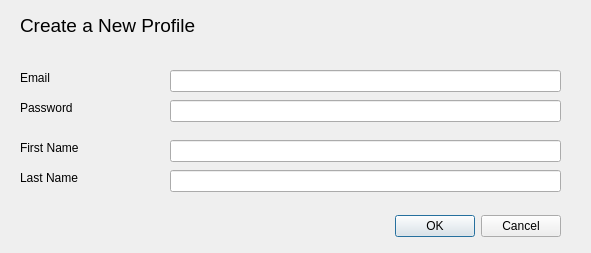
Before: the Qt Designer form Graphics/UI/newUser.ui in inexplicable01/saga, drawn with Qt 5.
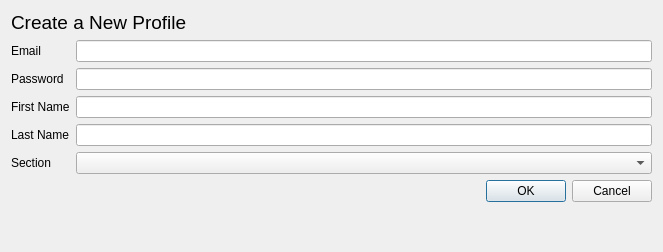
After: the same form once the commit is applied.

Commit message:
Refined code logic on section switch, redo the sign up process
provided reset aility on ContianerFile and HistoryListModels.   BOth still needs some work done.

What changed in the file:
```diff
--- a/Graphics/UI/newUser.ui
+++ b/Graphics/UI/newUser.ui
@@ -6,164 +6,110 @@
    <rect>
     <x>0</x>
     <y>0</y>
-    <width>591</width>
-    <height>253</height>
+    <width>663</width>
+    <height>252</height>
    </rect>
   </property>
   <property name="windowTitle">
    <string>File Information</string>
   </property>
-  <widget class="QDialogButtonBox" name="buttonBox">
-   <property name="geometry">
-    <rect>
-     <x>330</x>
-     <y>210</y>
-     <width>231</width>
-     <height>32</height>
-    </rect>
-   </property>
-   <property name="orientation">
-    <enum>Qt::Horizontal</enum>
-   </property>
-   <property name="standardButtons">
-    <set>QDialogButtonBox::Cancel|QDialogButtonBox::Ok</set>
-   </property>
-  </widget>
-  <widget class="QLineEdit" name="emailedit">
-   <property name="enabled">
-    <bool>true</bool>
-   </property>
-   <property name="geometry">
-    <rect>
-     <x>170</x>
-     <y>70</y>
-     <width>391</width>
-     <height>22</height>
-    </rect>
-   </property>
-  </widget>
+  <layout class="QFormLayout" name="formLayout">
+   <item row="0" column="0" colspan="2">
+    <widget class="QLabel" name="label_8">
+     <property name="font">
+      <font>
+       <pointsize>14</pointsize>
+      </font>
+     </property>
+     <property name="text">
+      <string>Create a New Profile</string>
+     </property>
+    </widget>
+   </item>
+   <item row="1" column="0">
   <widget class="QLabel" name="label">
-   <property name="geometry">
-    <rect>
-     <x>20</x>
-     <y>70</y>
-     <width>91</width>
-     <height>16</height>
-    </rect>
-   </property>
    <property name="text">
     <string>Email</string>
    </property>
   </widget>
+   </item>
+   <item row="1" column="1">
+    <widget class="QLineEdit" name="emailedit">
+     <property name="enabled">
+      <bool>true</bool>
+     </property>
+    </widget>
+   </item>
+   <item row="3" column="0">
   <widget class="QLabel" name="label_2">
-   <property name="geometry">
-    <rect>
-     <x>20</x>
-     <y>100</y>
-     <width>81</width>
-     <height>16</height>
-    </rect>
-   </property>
    <property name="text">
     <string>Password</string>
    </property>
   </widget>
+   </item>
+   <item row="3" column="1">
   <widget class="QLineEdit" name="passwordedit">
    <property name="enabled">
     <bool>true</bool>
    </property>
-   <property name="geometry">
-    <rect>
-     <x>170</x>
-     <y>100</y>
-     <width>391</width>
-     <height>22</height>
-    </rect>
-   </property>
-  </widget>
+    </widget>
+   </item>
+   <item row="5" column="0">
   <widget class="QLabel" name="label_3">
-   <property name="geometry">
-    <rect>
-     <x>20</x>
-     <y>140</y>
-     <width>81</width>
-     <height>16</height>
-    </rect>
-   </property>
    <property name="text">
     <string>First Name</string>
    </property>
   </widget>
+   </item>
+   <item row="5" column="1">
+    <widget class="QLineEdit" name="firstnameedit">
+     <property name="enabled">
+      <bool>true</bool>
+     </property>
+    </widget>
+   </item>
+   <item row="7" column="0">
   <widget class="QLabel" name="label_4">
-   <property name="geometry">
-    <rect>
-     <x>20</x>
-     <y>170</y>
-     <width>81</width>
-     <height>16</height>
-    </rect>
-   </property>
    <property name="text">
     <string>Last Name</string>
    </property>
   </widget>
-  <widget class="QLineEdit" name="firstnameedit">
-   <property name="enabled">
-    <bool>true</bool>
-   </property>
-   <property name="geometry">
-    <rect>
-     <x>170</x>
-     <y>140</y>
-     <width>391</width>
-     <height>22</height>
-    </rect>
-   </property>
-  </widget>
+   </item>
+   <item row="7" column="1">
   <widget class="QLineEdit" name="lastnameedit">
    <property name="enabled">
     <bool>true</bool>
    </property>
-   <property name="geometry">
-    <rect>
-     <x>170</x>
-     <y>170</y>
-     <width>391</width>
-     <height>22</height>
-    </rect>
-   </property>
-  </widget>
-  <widget class="QLabel" name="label_8">
-   <property name="geometry">
-    <rect>
-     <x>20</x>
-     <y>10</y>
-     <width>261</width>
-     <height>31</height>
-    </rect>
-   </property>
-   <property name="font">
-    <font>
-     <pointsize>14</pointsize>
-    </font>
-   </property>
-   <property name="text">
-    <string>Create a New Profile</string>
-   </property>
-  </widget>
+    </widget>
+   </item>
+   <item row="9" column="1">
+    <widget class="QDialogButtonBox" name="buttonBox">
+     <property name="orientation">
+      <enum>Qt::Horizontal</enum>
+     </property>
+     <property name="standardButtons">
+      <set>QDialogButtonBox::Cancel|QDialogButtonBox::Ok</set>
+     </property>
+    </widget>
+   </item>
+   <item row="10" column="1">
   <widget class="QLabel" name="warninglbl">
-   <property name="geometry">
-    <rect>
-     <x>140</x>
-     <y>410</y>
-     <width>331</width>
-     <height>16</height>
-    </rect>
-   </property>
    <property name="text">
     <string/>
    </property>
   </widget>
+   </item>
+   <item row="8" column="1">
+    <widget class="QComboBox" name="sectioncombobox"/>
+   </item>
+   <item row="8" column="0">
+    <widget class="QLabel" name="label_5">
+     <property name="text">
+      <string>Section</string>
+     </property>
+    </widget>
+   </item>
+  </layout>
  </widget>
  <resources/>
  <connections>
```
Lines whose indentation alone changed are shown as unchanged. The commit also changes 16 other files.
